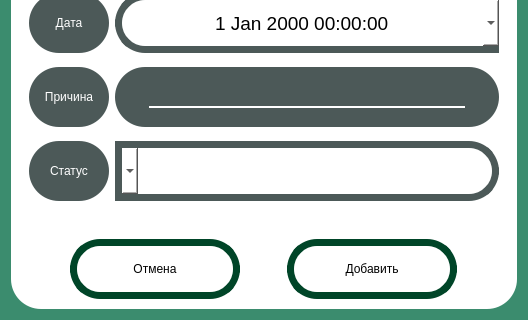
This is addappointmentwindow.ui in KedroPedro/collegeProject as Qt 5 draws it before an edit; both pictures show x 0 to 528 and y 277 to 597 of the 528 by 597 pixel window. The edited form follows.
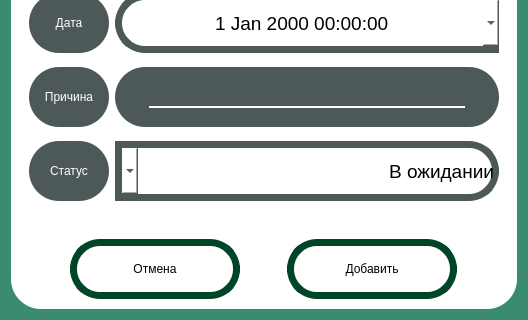
This is the edited form.

Patch:
```diff
--- a/addappointmentwindow.ui
+++ b/addappointmentwindow.ui
@@ -10,6 +10,18 @@
     <height>597</height>
    </rect>
   </property>
+  <property name="minimumSize">
+   <size>
+    <width>528</width>
+    <height>597</height>
+   </size>
+  </property>
+  <property name="maximumSize">
+   <size>
+    <width>528</width>
+    <height>597</height>
+   </size>
+  </property>
   <property name="windowTitle">
    <string>Dialog</string>
   </property>
@@ -452,26 +464,16 @@
 </string>
            </property>
            <property name="currentIndex">
-            <number>-1</number>
+            <number>0</number>
            </property>
            <property name="sizeAdjustPolicy">
             <enum>QComboBox::SizeAdjustPolicy::AdjustToContentsOnFirstShow</enum>
            </property>
-           <item>
-            <property name="text">
-             <string>Завершено</string>
-            </property>
-           </item>
            <item>
             <property name="text">
              <string>В ожидании</string>
             </property>
            </item>
-           <item>
-            <property name="text">
-             <string>В процессе</string>
-            </property>
-           </item>
            <item>
             <property name="text">
              <string>Отменено</string>
```
